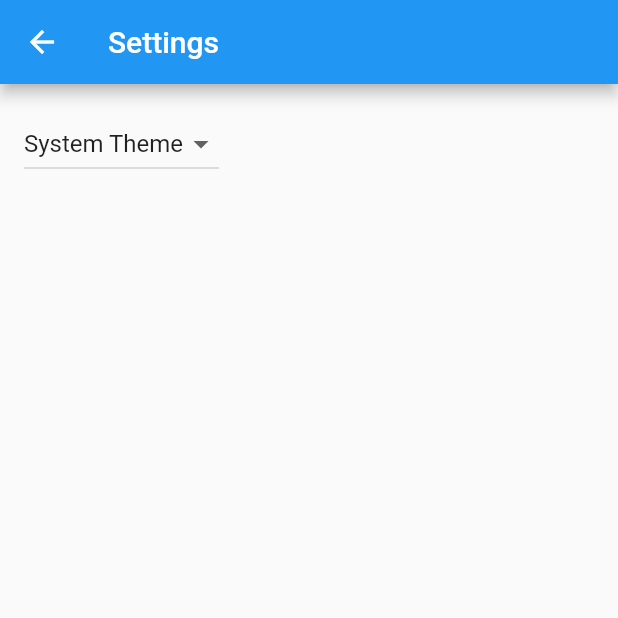
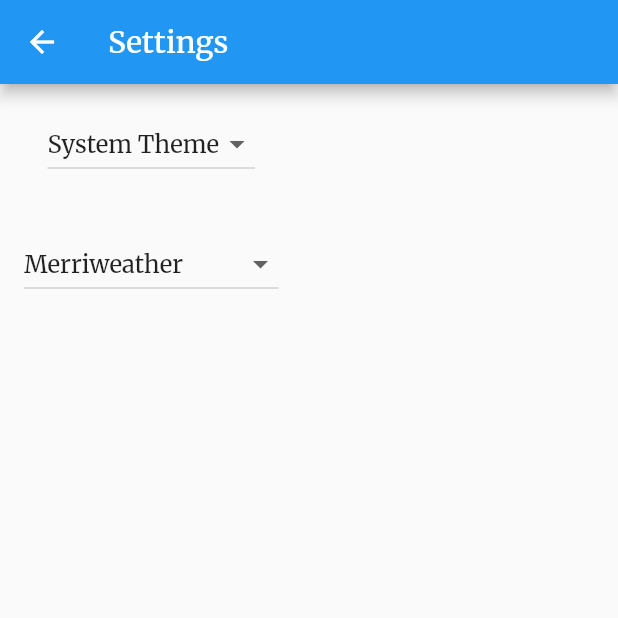
Before and after one commit to Grillbrick-Studios/rev_flutter, a Flutter app: the screen it shows after launch, after a tap on the "settings" icon, on a phone screen of 412 x 824 dp, the top half of it. Run offline on Flutter 3.47's test engine with Material 2 defaults, Android fonts, the light colour scheme and no system bars; our stand-ins replace google_fonts, shared_preferences; generated files the repository leaves out were written again.

Commit message:
Added google fonts and options.

```diff
--- a/lib/src/app.dart
+++ b/lib/src/app.dart
@@ -6,6 +6,7 @@ import 'sample_feature/sample_item_details_view.dart';
 import 'sample_feature/sample_item_list_view.dart';
 import 'settings/settings_controller.dart';
 import 'settings/settings_view.dart';
+import 'settings/fonts.dart' as fonts;
 
 /// The Widget that configures your application.
 class MyApp extends StatelessWidget {
@@ -56,8 +57,13 @@ class MyApp extends StatelessWidget {
           // Define a light and dark color theme. Then, read the user's
           // preferred ThemeMode (light, dark, or system default) from the
           // SettingsController to display the correct theme.
-          theme: ThemeData(),
-          darkTheme: ThemeData.dark(),
+          theme: ThemeData(
+            fontFamily: settingsController.textStyle.fontFamily,
+          ),
+          darkTheme: ThemeData(
+            fontFamily: settingsController.textStyle.fontFamily,
+            brightness: Brightness.dark,
+          ),
           themeMode: settingsController.themeMode,
 
           // Define a function to handle named routes in order to support
--- a/lib/src/localization/app_en.arb
+++ b/lib/src/localization/app_en.arb
@@ -1,5 +1,5 @@
 {
-  "appTitle": "rev_flutter",
+  "appTitle": "REV Offline",
   "@appTitle": {
     "description": "The title of the application"
   }
--- /dev/null
+++ b/lib/src/settings/fonts.dart
@@ -0,0 +1,65 @@
+import 'package:flutter/material.dart';
+import 'package:google_fonts/google_fonts.dart';
+
+class SimpleFont {
+  final TextStyle style;
+  final String label;
+
+  const SimpleFont({required this.style, required this.label});
+}
+
+// Serifed fonts
+TextStyle merriweather = GoogleFonts.merriweather();
+const TextStyle timesNewRoman = TextStyle(
+  fontFamily: 'Times New Roman',
+  fontFamilyFallback: ['merriweather', 'times', 'serif'],
+);
+TextStyle caladea = GoogleFonts.caladea();
+TextStyle ibmPlexSerif = GoogleFonts.ibmPlexSerif();
+
+List<SimpleFont> serifFonts = [
+  SimpleFont(
+    style: merriweather,
+    label: 'Merriweather',
+  ),
+  const SimpleFont(
+    style: timesNewRoman,
+    label: 'Times New Roman',
+  ),
+  SimpleFont(
+    style: caladea,
+    label: 'Caladea',
+  ),
+  SimpleFont(
+    style: ibmPlexSerif,
+    label: 'IBM Plex Serif',
+  ),
+];
+
+// Non-Serifed Fonts
+const TextStyle arial =
+    TextStyle(fontFamily: 'arial', fontFamilyFallback: ['sans-serif']);
+TextStyle roboto = GoogleFonts.roboto();
+TextStyle montserrat = GoogleFonts.montserrat();
+TextStyle balsamiqSans = GoogleFonts.balsamiqSans();
+
+List<SimpleFont> nonSerifFonts = [
+  const SimpleFont(
+    style: arial,
+    label: 'Arial',
+  ),
+  SimpleFont(
+    style: roboto,
+    label: 'Roboto',
+  ),
+  SimpleFont(
+    style: montserrat,
+    label: 'Montserrat',
+  ),
+  SimpleFont(
+    style: balsamiqSans,
+    label: 'Balsamiq Sans',
+  ),
+];
+
+TextStyle defaultFont = merriweather;
--- a/lib/src/settings/settings_controller.dart
+++ b/lib/src/settings/settings_controller.dart
@@ -18,6 +18,13 @@ class SettingsController with ChangeNotifier {
   // also persisting the changes with the SettingsService.
   late ThemeMode _themeMode;
 
+  // Make user font a private variable so it is not updated directly without
+  // also persisting the changes with the SettingsService.
+  late TextStyle _textStyle;
+
+  // Allow Widgets to read the user's preferred TextStyle.
+  TextStyle get textStyle => _textStyle;
+
   // Allow Widgets to read the user's preferred ThemeMode.
   ThemeMode get themeMode => _themeMode;
 
@@ -26,9 +33,24 @@ class SettingsController with ChangeNotifier {
   /// settings from the service.
   Future<void> loadSettings() async {
     _themeMode = await _settingsService.themeMode();
+    _textStyle = await _settingsService.textStyle();
 
     // Important! Inform listeners a change has occurred.
     notifyListeners();
+  }
+
+  /// Update and persist the textStyle
+  Future<void> updateTextStyle(TextStyle? newTextStyle) async {
+    if (newTextStyle == null) return;
+
+    if (newTextStyle == _textStyle) return;
+
+    _textStyle = newTextStyle;
+
+    notifyListeners();
+
+    // Persist data
+    await _settingsService.updateTextStyle(newTextStyle);
   }
 
   /// Update and persist the ThemeMode based on the user's selection.
--- a/lib/src/settings/settings_service.dart
+++ b/lib/src/settings/settings_service.dart
@@ -1,4 +1,6 @@
 import 'package:flutter/material.dart';
+import 'package:shared_preferences/shared_preferences.dart';
+import 'fonts.dart' as fonts;
 
 /// A service that stores and retrieves user settings.
 ///
@@ -7,11 +9,26 @@ import 'package:flutter/material.dart';
 /// you'd like to store settings on a web server, use the http package.
 class SettingsService {
   /// Loads the User's preferred ThemeMode from local or remote storage.
-  Future<ThemeMode> themeMode() async => ThemeMode.system;
+  Future<ThemeMode> themeMode() async {
+    //var preferences = await SharedPreferences.getInstance();
+    //return preferences.getString('themeMode') as ThemeMode? ?? ThemeMode.system;
+    return ThemeMode.system;
+  }
+
+  Future<TextStyle> textStyle() async {
+    //var preferences = await SharedPreferences.getInstance();
+    //return preferences.getString('textStyle') as TextStyle? ?? fonts.defaultFont;
+    return fonts.defaultFont;
+  }
 
   /// Persists the user's preferred ThemeMode to local or remote storage.
   Future<void> updateThemeMode(ThemeMode theme) async {
-    // Use the shared_preferences package to persist settings locally or the
-    // http package to persist settings over the network.
+    var preferences = await SharedPreferences.getInstance();
+    preferences.setString('themeMode', theme.toString());
+  }
+
+  Future<void> updateTextStyle(TextStyle newTextStyle) async {
+    var preferences = await SharedPreferences.getInstance();
+    preferences.setString('textStyle', newTextStyle.toString());
   }
 }
--- a/lib/src/settings/settings_view.dart
+++ b/lib/src/settings/settings_view.dart
@@ -1,4 +1,5 @@
 import 'package:flutter/material.dart';
+import 'fonts.dart' as fonts;
 
 import 'settings_controller.dart';
 
@@ -19,7 +20,9 @@ class SettingsView extends StatelessWidget {
         appBar: AppBar(
           title: const Text('Settings'),
         ),
-      body: Padding(
+        body: Column(
+          children: [
+            Padding(
               padding: const EdgeInsets.all(16),
               // Glue the SettingsController to the theme selection DropdownButton.
               //
@@ -46,6 +49,37 @@ class SettingsView extends StatelessWidget {
                 ],
               ),
             ),
-    );
+            Padding(
+              padding: const EdgeInsets.all(16),
+              child: DropdownButton<TextStyle>(
+                  value: controller.textStyle,
+                  onChanged: controller.updateTextStyle,
+                  items: [
+                    const DropdownMenuItem(
+                      child: Text('Serifed Fonts'),
+                      enabled: false,
+                    ),
+                    ...fonts.serifFonts.map((font) => DropdownMenuItem(
+                          value: font.style,
+                          child: Text(
+                            font.label,
+                            style: font.style,
+                          ),
+                        )),
+                    const DropdownMenuItem(
+                      child: Text('Non-Serifed Fonts'),
+                      enabled: false,
+                    ),
+                    ...fonts.nonSerifFonts.map((font) => DropdownMenuItem(
+                          value: font.style,
+                          child: Text(
+                            font.label,
+                            style: font.style,
+                          ),
+                        )),
+                  ]),
+            )
+          ],
+        ));
   }
 }
--- a/pubspec.yaml
+++ b/pubspec.yaml
@@ -15,6 +15,7 @@ dependencies:
   flutter_localizations:
     sdk: flutter
   google_fonts: ^2.1.0
+  shared_preferences: ^2.0.8
 
 dev_dependencies:
   flutter_test:
```
Also changed, not shown: pubspec.lock. Lines whose indentation alone changed are shown as unchanged.
